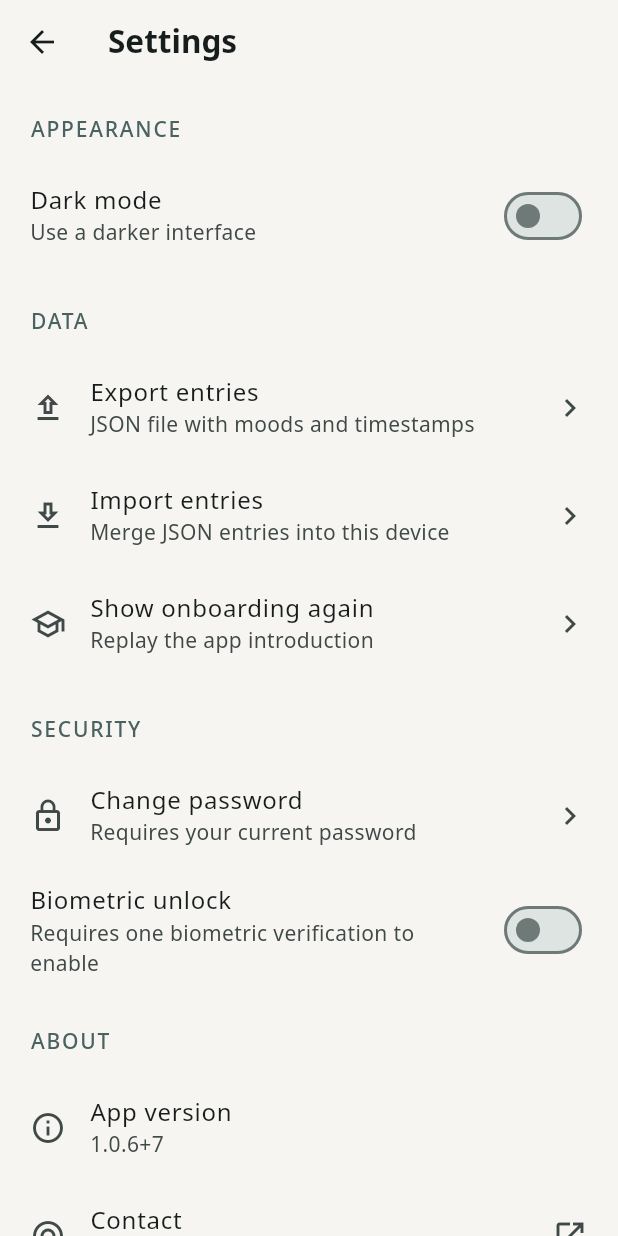
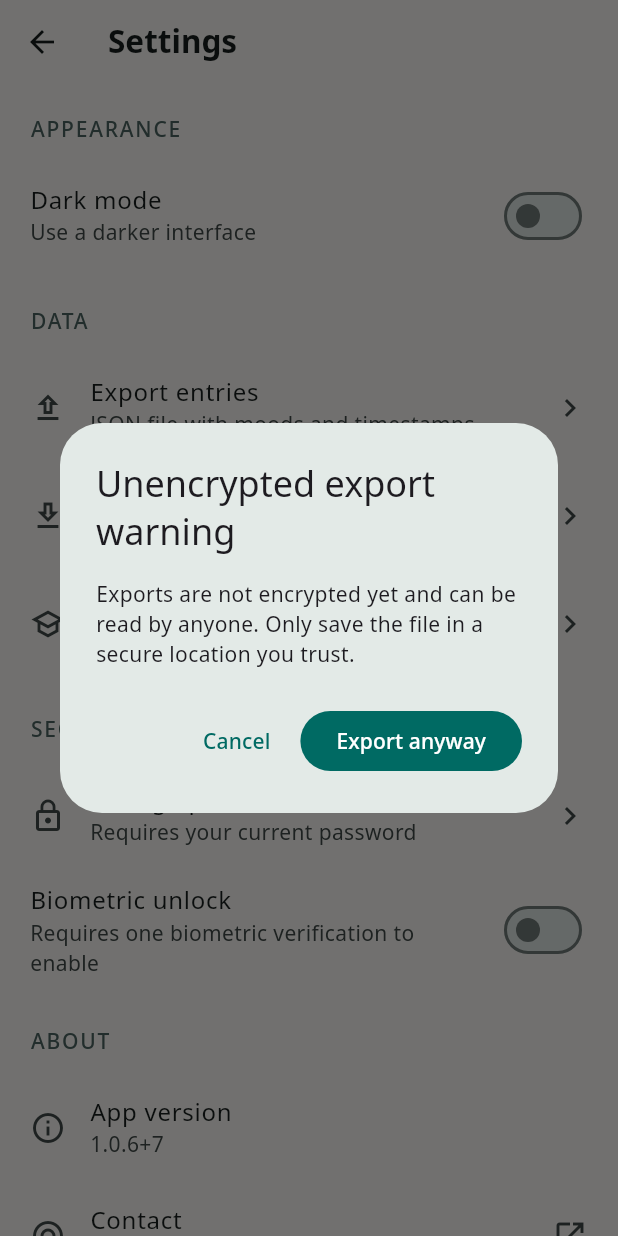
Before and after one commit to arqueffe/sentiment, a Flutter app: the SettingsScreen screen opened by its route, after a tap on "Export entries", on a phone screen of 412 x 824 dp. Run offline on Flutter 3.47's test engine with Material 3 defaults, Android fonts, the phone set to English and light mode, and no system bars; our stand-ins replace flutter_riverpod, flutter_secure_storage, google_fonts, hive, hive_flutter, local_auth and 2 more; missing offline and left inert: cryptography, file_selector, flutter_onnxruntime; accounts and stored records are empty.

Commit message:
Confirm password; Dark mode sync; Export warning; Naming

```diff
--- a/lib/ui/settings_screen.dart
+++ b/lib/ui/settings_screen.dart
@@ -17,7 +17,11 @@ class SettingsScreen extends ConsumerWidget {
   @override
   Widget build(BuildContext context, WidgetRef ref) {
     final themeMode = ref.watch(themeModeProvider);
-    final darkModeEnabled = themeMode == ThemeMode.dark;
+    final isSystemDark =
+        MediaQuery.platformBrightnessOf(context) == Brightness.dark;
+    final darkModeEnabled =
+        themeMode == ThemeMode.dark ||
+        (themeMode == ThemeMode.system && isSystemDark);
 
     return Scaffold(
       appBar: AppBar(title: const Text('Settings')),
@@ -43,6 +47,10 @@ class SettingsScreen extends ConsumerWidget {
             subtitle: 'JSON file with moods and timestamps',
             icon: Icons.upload_outlined,
             onTap: () async {
+              final confirmed = await _confirmUnencryptedExport(context);
+              if (!confirmed) {
+                return;
+              }
               final entries = await ref.read(entriesProvider.future);
               await ref.read(exportServiceProvider).exportJson(entries);
               if (context.mounted) {
@@ -205,7 +213,7 @@ class SettingsScreen extends ConsumerWidget {
           ),
           _ActionTile(
             title: 'BERT Emotion (Apache 2.0)',
-            subtitle: 'Future on-device model',
+            subtitle: 'On-device model',
             icon: Icons.description_outlined,
             onTap: () => _openLicense(
               context,
@@ -234,6 +242,30 @@ class SettingsScreen extends ConsumerWidget {
       ),
     );
   }
+}
+
+Future<bool> _confirmUnencryptedExport(BuildContext context) async {
+  final result = await showDialog<bool>(
+    context: context,
+    builder: (dialogContext) => AlertDialog(
+      title: const Text('Unencrypted export warning'),
+      content: const Text(
+        'Exports are not encrypted yet and can be read by anyone. '
+        'Only save the file in a secure location you trust.',
+      ),
+      actions: [
+        TextButton(
+          onPressed: () => Navigator.of(dialogContext).pop(false),
+          child: const Text('Cancel'),
+        ),
+        FilledButton(
+          onPressed: () => Navigator.of(dialogContext).pop(true),
+          child: const Text('Export anyway'),
+        ),
+      ],
+    ),
+  );
+  return result ?? false;
 }
 
 class _ChangePasswordData {
```
Also changed, not shown: lib/ui/insights_screen.dart (+7 -1 lines), lib/ui/unlock_screen.dart (+41 -3 lines), 2 other files.
